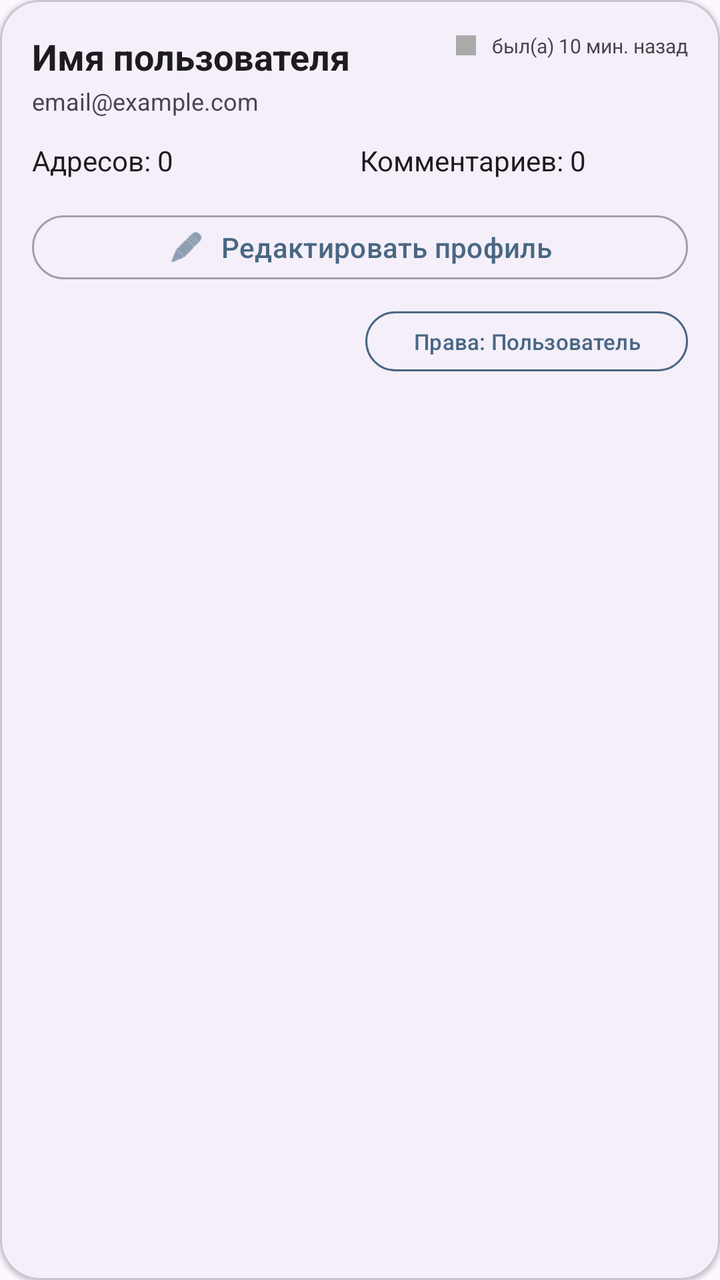
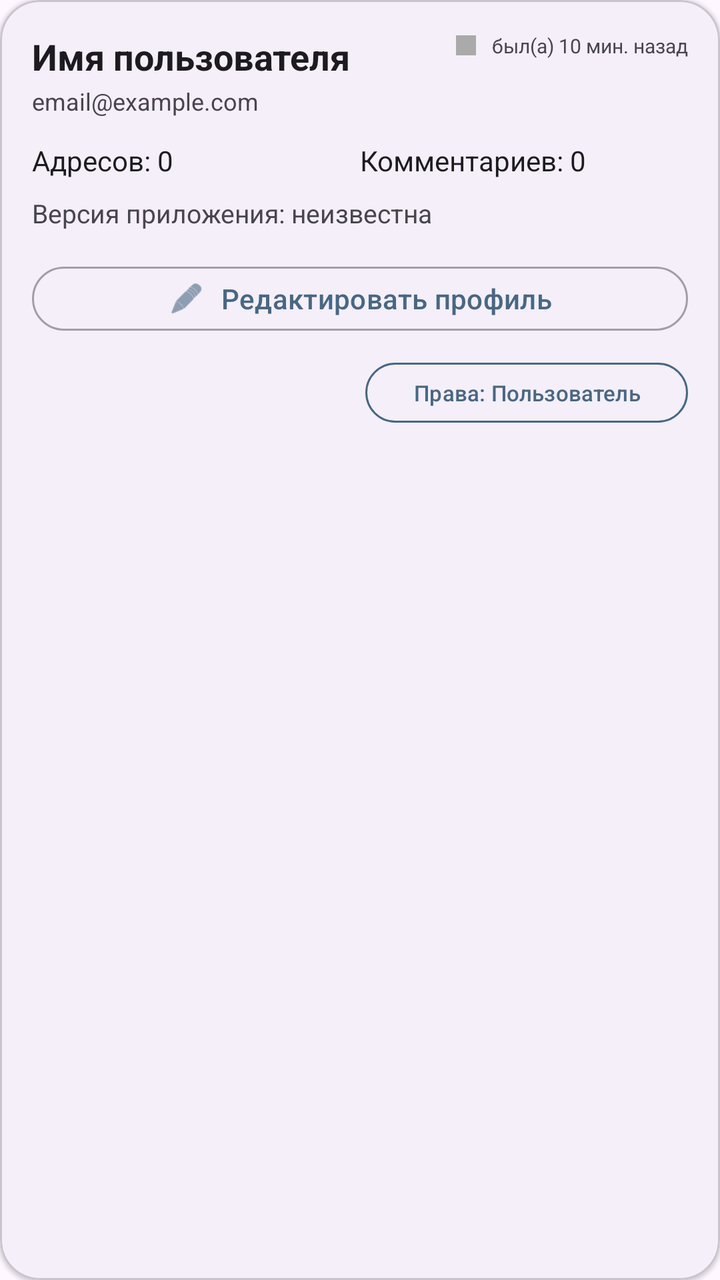

Screens rendered from an Android XML layout before and after an edit, with the pre-edit source and the edit as a unified diff.
<!-- AndroidManifest.xml: application theme Theme.BaseHome -->
<!-- res/layout/item_user_details.xml -->
<?xml version="1.0" encoding="utf-8"?>
<com.google.android.material.card.MaterialCardView xmlns:android="http://schemas.android.com/apk/res/android"
    xmlns:app="http://schemas.android.com/apk/res-auto"
    android:layout_width="match_parent"
    android:layout_height="wrap_content"
    android:layout_marginHorizontal="12dp"
    android:layout_marginVertical="6dp"
    app:cardCornerRadius="20dp"
    app:cardElevation="1dp"
    app:strokeWidth="1dp"
    app:strokeColor="?attr/colorOutlineVariant">

    <LinearLayout
        android:layout_width="match_parent"
        android:layout_height="wrap_content"
        android:orientation="vertical"
        android:padding="16dp">

        <RelativeLayout
            android:layout_width="match_parent"
            android:layout_height="wrap_content">

            <TextView
                android:id="@+id/tvUserDetailName"
                android:layout_width="wrap_content"
                android:layout_height="wrap_content"
                android:textSize="18sp"
                android:textStyle="bold"
                android:textColor="?android:attr/textColorPrimary"
                android:text="Имя пользователя" />

            <LinearLayout
                android:layout_width="wrap_content"
                android:layout_height="wrap_content"
                android:layout_alignParentEnd="true"
                android:gravity="center_vertical"
                android:orientation="horizontal">

                <View
                    android:id="@+id/vOnlineStatus"
                    android:layout_width="10dp"
                    android:layout_height="10dp"
                    android:background="@android:color/darker_gray" />

                <TextView
                    android:id="@+id/tvLastSeen"
                    android:layout_width="wrap_content"
                    android:layout_height="wrap_content"
                    android:layout_marginStart="8dp"
                    android:textSize="10sp"
                    android:textColor="?android:attr/textColorSecondary"
                    android:text="был(а) 10 мин. назад" />
            </LinearLayout>
        </RelativeLayout>

        <TextView
            android:id="@+id/tvUserDetailEmail"
            android:layout_width="match_parent"
            android:layout_height="wrap_content"
            android:textSize="12sp"
            android:textColor="?android:attr/textColorSecondary"
            android:text="email@example.com"
            android:layout_marginTop="2dp" />

        <LinearLayout
            android:layout_width="match_parent"
            android:layout_height="wrap_content"
            android:orientation="horizontal"
            android:layout_marginTop="12dp"
            android:weightSum="2">

            <LinearLayout
                android:layout_width="0dp"
                android:layout_height="wrap_content"
                android:layout_weight="1"
                android:orientation="vertical">
                <TextView
                    android:id="@+id/tvUserDetailAddressCount"
                    android:layout_width="wrap_content"
                    android:layout_height="wrap_content"
                    android:text="Адресов: 0"
                    android:textSize="14sp"
                    android:textColor="?android:attr/textColorPrimary" />
            </LinearLayout>

            <LinearLayout
                android:layout_width="0dp"
                android:layout_height="wrap_content"
                android:layout_weight="1"
                android:orientation="vertical">
                <TextView
                    android:id="@+id/tvUserDetailCommentCount"
                    android:layout_width="wrap_content"
                    android:layout_height="wrap_content"
                    android:text="Комментариев: 0"
                    android:textSize="14sp"
                    android:textColor="?android:attr/textColorPrimary" />
            </LinearLayout>
        </LinearLayout>

        <com.google.android.material.button.MaterialButton
            android:id="@+id/btnEditUserProfile"
            style="@style/Widget.Material3.Button.OutlinedButton"
            android:layout_width="match_parent"
            android:layout_height="40dp"
            android:layout_marginTop="14dp"
            android:text="@string/edit_user_profile"
            app:icon="@android:drawable/ic_menu_edit"
            app:iconGravity="textStart"
            app:iconPadding="8dp" />

        <com.google.android.material.button.MaterialButton
            android:id="@+id/btnToggleAdminStatus"
            style="@style/Widget.Material3.Button.OutlinedButton"
            android:layout_width="wrap_content"
            android:layout_height="38dp"
            android:layout_marginTop="8dp"
            android:layout_gravity="end"
            android:text="Права: Пользователь"
            android:textSize="11sp"
            app:strokeColor="?attr/colorPrimary"
            android:textColor="?attr/colorPrimary" />

    </LinearLayout>
</com.google.android.material.card.MaterialCardView>
<!-- resources referenced by this layout -->
<resources>
  <string name="edit_user_profile">Редактировать профиль</string>
  <style name="Theme.BaseHome" parent="Base.Theme.BaseHome" />
  <style name="Base.Theme.BaseHome" parent="Theme.Material3.DayNight.NoActionBar">
          <item name="colorPrimary">@color/brand_primary</item>
          <item name="colorSecondary">@color/brand_accent</item>
          <item name="colorSurface">?android:attr/colorBackground</item>
          <item name="colorOutline">?android:attr/textColorHint</item>
          <item name="shapeAppearanceSmallComponent">@style/ShapeAppearance.BaseHome.Small</item>
          <item name="shapeAppearanceMediumComponent">@style/ShapeAppearance.BaseHome.Medium</item>
      </style>
  <color name="brand_primary">#496783</color>
  <color name="brand_accent">#6A7F6A</color>
  <style name="ShapeAppearance.BaseHome.Small" parent="ShapeAppearance.Material3.Corner.Small">
          <item name="cornerSize">12dp</item>
      </style>
  <style name="ShapeAppearance.BaseHome.Medium" parent="ShapeAppearance.Material3.Corner.Medium">
          <item name="cornerSize">20dp</item>
      </style>
</resources>

<!-- the commit's change to res/layout/item_user_details.xml (unified diff, before → after) -->
@@ -98,6 +98,15 @@
             </LinearLayout>
         </LinearLayout>
 
+        <TextView
+            android:id="@+id/tvUserDetailAppVersion"
+            android:layout_width="match_parent"
+            android:layout_height="wrap_content"
+            android:layout_marginTop="8dp"
+            android:text="Версия приложения: неизвестна"
+            android:textColor="?android:attr/textColorSecondary"
+            android:textSize="13sp" />
+
         <com.google.android.material.button.MaterialButton
             android:id="@+id/btnEditUserProfile"
             style="@style/Widget.Material3.Button.OutlinedButton"
